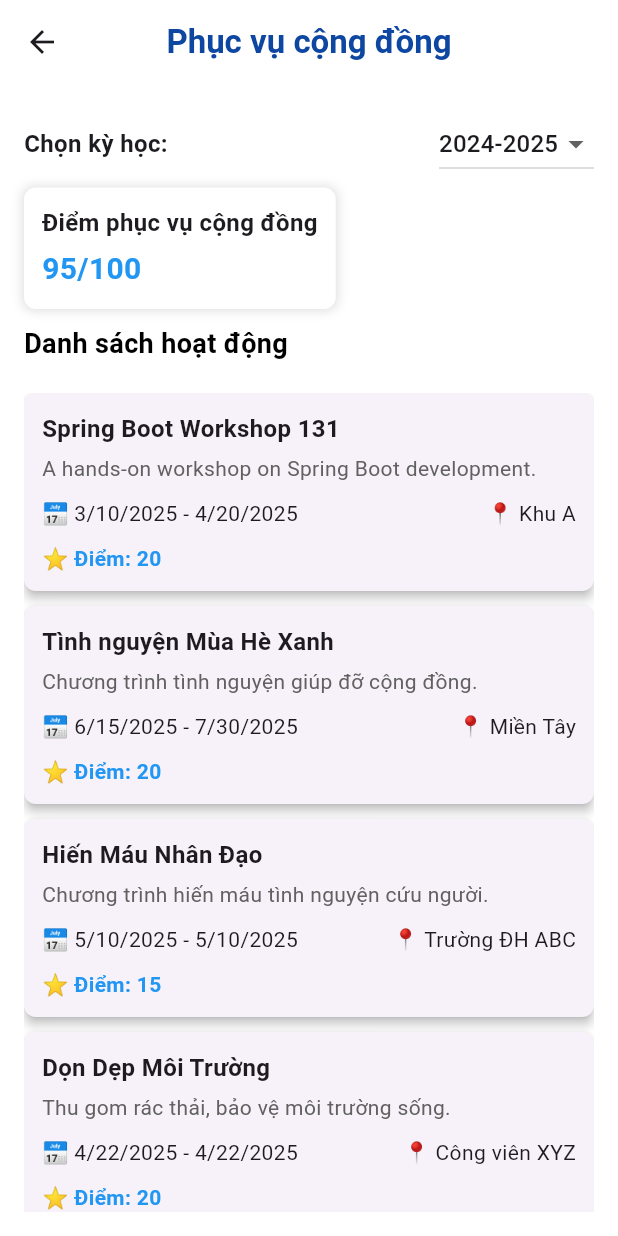
After one commit to NNT3004/AppDTN, a Flutter app: the CommunityServicePage screen opened directly, on a phone screen of 412 x 824 dp. The commit adds this screen. Run offline on Flutter 3.47's test engine with Material 3 defaults, Android fonts, the phone set to English and light mode, and no system bars; our stand-ins replace google_nav_bar, shared_preferences; accounts and stored records are empty.

Commit message:
fix login and community service page

```diff
--- a/lib/main.dart
+++ b/lib/main.dart
@@ -1,6 +1,8 @@
+import 'package:app_dtn/pages/home_page.dart';
 import 'package:flutter/material.dart';
 import 'package:provider/provider.dart';
 import 'package:app_dtn/pages/login_page.dart';
+import 'package:app_dtn/pages/main_page.dart';
 import 'package:app_dtn/providers/auth_provider.dart';
 
 void main() {
--- /dev/null
+++ b/lib/pages/communityservice_page.dart
@@ -0,0 +1,221 @@
+import 'package:flutter/material.dart';
+
+class CommunityServicePage extends StatefulWidget {
+  @override
+  _CommunityServicePageState createState() => _CommunityServicePageState();
+}
+
+class _CommunityServicePageState extends State<CommunityServicePage> {
+  String selectedTerm = '2024-2025'; // Kỳ học mặc định
+
+  // Danh sách hoạt động
+  final List<Map<String, String>> activities = [
+    {
+      "name": "Spring Boot Workshop 131",
+      "description": "A hands-on workshop on Spring Boot development.",
+      "startDate": "3/10/2025",
+      "endDate": "4/20/2025",
+      "location": "Khu A",
+      "points": "20",
+      "term": "2024-2025"
+    },
+    {
+      "name": "Tình nguyện Mùa Hè Xanh",
+      "description": "Chương trình tình nguyện giúp đỡ cộng đồng.",
+      "startDate": "6/15/2025",
+      "endDate": "7/30/2025",
+      "location": "Miền Tây",
+      "points": "20",
+      "term": "2024-2025"
+    },
+    {
+      "name": "Hiến Máu Nhân Đạo",
+      "description": "Chương trình hiến máu tình nguyện cứu người.",
+      "startDate": "5/10/2025",
+      "endDate": "5/10/2025",
+      "location": "Trường ĐH ABC",
+      "points": "15",
+      "term": "2024-2025"
+    },
+    {
+      "name": "Dọn Dẹp Môi Trường",
+      "description": "Thu gom rác thải, bảo vệ môi trường sống.",
+      "startDate": "4/22/2025",
+      "endDate": "4/22/2025",
+      "location": "Công viên XYZ",
+      "points": "20",
+      "term": "2024-2025"
+    },
+    {
+      "name": "Dạy Học Miễn Phí",
+      "description": "Hỗ trợ dạy học miễn phí cho trẻ em khó khăn.",
+      "startDate": "8/5/2025",
+      "endDate": "12/5/2025",
+      "location": "Nhà Văn Hóa",
+      "points": "20",
+      "term": "2024-2025"
+    },
+    {
+      "name": "Hackathon 2023",
+      "description": "Cuộc thi lập trình dành cho sinh viên.",
+      "startDate": "10/10/2023",
+      "endDate": "10/12/2023",
+      "location": "Trường ĐH XYZ",
+      "points": "25",
+      "term": "2023-2024"
+    },
+    {
+      "name": "Tình nguyện Đông 2023",
+      "description": "Chương trình tình nguyện mùa đông.",
+      "startDate": "12/1/2023",
+      "endDate": "12/20/2023",
+      "location": "Miền Bắc",
+      "points": "25",
+      "term": "2023-2024"
+    },
+    {
+      "name": "Hiến Máu Nhân Đạo 2022",
+      "description": "Chương trình hiến máu tình nguyện năm 2022.",
+      "startDate": "5/10/2022",
+      "endDate": "5/10/2022",
+      "location": "Trường ĐH DEF",
+      "points": "15",
+      "term": "2022-2023"
+    },
+  ];
+
+  // Lọc hoạt động theo kỳ học đã chọn
+  List<Map<String, String>> get filteredActivities {
+    return activities.where((activity) => activity["term"] == selectedTerm).toList();
+  }
+
+  // Tính tổng điểm của các hoạt động trong kỳ học đã chọn
+  int get totalPoints {
+    return filteredActivities.fold(0, (sum, activity) => sum + int.parse(activity["points"]!));
+  }
+
+  @override
+  Widget build(BuildContext context) {
+    return Scaffold(
+      backgroundColor: Colors.white,
+      appBar: AppBar(
+        backgroundColor: Colors.white,
+        elevation: 0,
+        centerTitle: true,
+        title: Text(
+          "Phục vụ cộng đồng",
+          style: TextStyle(color: Colors.blue[900], fontWeight: FontWeight.bold),
+        ),
+      ),
+      body: Padding(
+        padding: const EdgeInsets.all(16),
+        child: Column(
+          crossAxisAlignment: CrossAxisAlignment.start,
+          children: [
+            // Dropdown chọn kỳ học
+            Row(
+              mainAxisAlignment: MainAxisAlignment.spaceBetween,
+              children: [
+                Text(
+                  "Chọn kỳ học:",
+                  style: TextStyle(fontSize: 16, fontWeight: FontWeight.bold),
+                ),
+                DropdownButton<String>(
+                  value: selectedTerm,
+                  items: [
+                    '2021-2022', '2022-2023', '2023-2024', '2024-2025', '2025-2026'
+                  ]
+                      .map((term) => DropdownMenuItem(value: term, child: Text(term)))
+                      .toList(),
+                  onChanged: (newValue) {
+                    setState(() {
+                      selectedTerm = newValue!;
+                    });
+                  },
+                ),
+              ],
+            ),
+
+            const SizedBox(height: 5),
+
+            // Hiển thị điểm phục vụ cộng đồng
+            Container(
+              padding: const EdgeInsets.all(12),
+              decoration: BoxDecoration(
+                color: Colors.white,
+                borderRadius: BorderRadius.circular(8),
+                boxShadow: [
+                  BoxShadow(color: Colors.grey.shade300, blurRadius: 5, spreadRadius: 1),
+                ],
+              ),
+              child: Column(
+                crossAxisAlignment: CrossAxisAlignment.start,
+                children: [
+                  Text("Điểm phục vụ cộng đồng", style: TextStyle(fontSize: 16, fontWeight: FontWeight.bold)),
+                  const SizedBox(height: 5),
+                  Text("$totalPoints/100", style: TextStyle(fontSize: 20, fontWeight: FontWeight.bold, color: Colors.blue)),
+                ],
+              ),
+            ),
+
+            const SizedBox(height: 10),
+
+            // Tiêu đề danh sách hoạt động
+            Text("Danh sách hoạt động", style: TextStyle(fontSize: 18, fontWeight: FontWeight.bold,color: Colors.black)),
+
+            const SizedBox(height: 20),
+
+            // Danh sách hoạt động đã lọc
+            Expanded(
+              child: ListView.builder(
+                itemCount: filteredActivities.length, // Số lượng hoạt động đã lọc
+                physics: const AlwaysScrollableScrollPhysics(),
+                itemBuilder: (context, index) {
+                  var activity = filteredActivities[index];
+                  return ActivityCard(activity: activity);
+                },
+              ),
+            ),
+          ],
+        ),
+      ),
+    );
+  }
+}
+
+// Widget riêng cho mỗi card hoạt động
+class ActivityCard extends StatelessWidget {
+  final Map<String, String> activity;
+
+  const ActivityCard({Key? key, required this.activity}) : super(key: key);
+
+  @override
+  Widget build(BuildContext context) {
+    return Card(
+      elevation: 3,
+      shape: RoundedRectangleBorder(borderRadius: BorderRadius.circular(8)),
+      margin: const EdgeInsets.only(bottom: 10),
+      child: Padding(
+        padding: const EdgeInsets.all(12),
+        child: Column(
+          crossAxisAlignment: CrossAxisAlignment.start,
+          children: [
+            Text(activity["name"]!, style: TextStyle(fontSize: 16, fontWeight: FontWeight.bold)),
+            const SizedBox(height: 5),
+            Text(activity["description"]!, style: TextStyle(color: Colors.grey[700])),
+            const SizedBox(height: 10),
+            Row(
+              mainAxisAlignment: MainAxisAlignment.spaceBetween,
+              children: [
+                Text("📅 ${activity["startDate"]} - ${activity["endDate"]}"),
+                Text("📍 ${activity["location"]}"),
+              ],
+            ),
+            const SizedBox(height: 10),
+            Text("⭐ Điểm: ${activity["points"]}", style: TextStyle(color: Colors.blue, fontWeight: FontWeight.bold)),
+          ],
+        ),
+      ),
+    );
+  }
+}
--- a/lib/pages/home_page.dart
+++ b/lib/pages/home_page.dart
@@ -1,4 +1,5 @@
 import 'package:app_dtn/components/bottom_nav_bar.dart';
+import 'package:app_dtn/pages/communityservice_page.dart';
 import 'package:app_dtn/pages/events_page.dart';
 import 'package:app_dtn/pages/main_page.dart';
 import 'package:app_dtn/pages/profile_page.dart';
@@ -106,6 +107,27 @@ class _HomePageState extends State<HomePage> {
                         ),
                   ),
                 ),
+
+                // Mục phục vụ cộng đồng
+                Padding(
+                  padding: const EdgeInsets.only(left: 25.0, right: 25.0),
+                  child: ListTile(
+                    leading: Icon(Icons.volunteer_activism, color: Colors.blue[900]),
+                    title: Text(
+                      'Phục vụ cộng đồng',
+                      style: TextStyle(
+                        color: Colors.blue[900],
+                        fontWeight: FontWeight.bold,
+                      ),
+                    ),
+                    onTap:
+                        () => Navigator.push(
+                          context,
+                          MaterialPageRoute(builder: (context) => CommunityServicePage()),
+                        ),
+                  ),
+                ),
+
               ],
             ),
 
```
